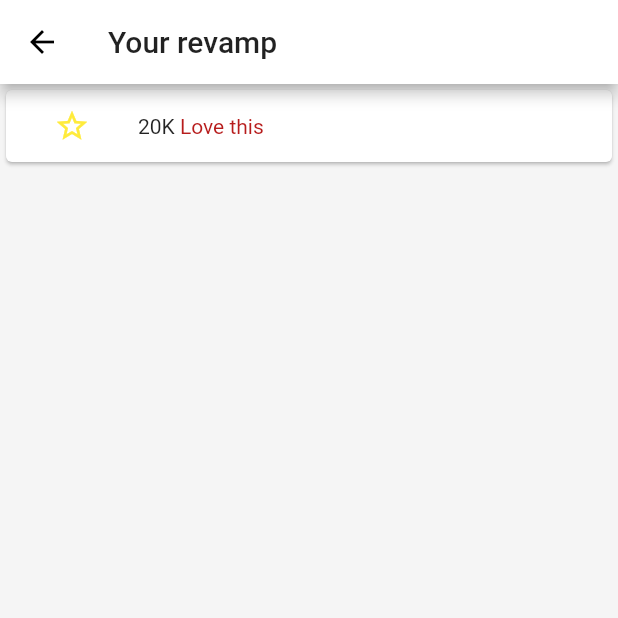
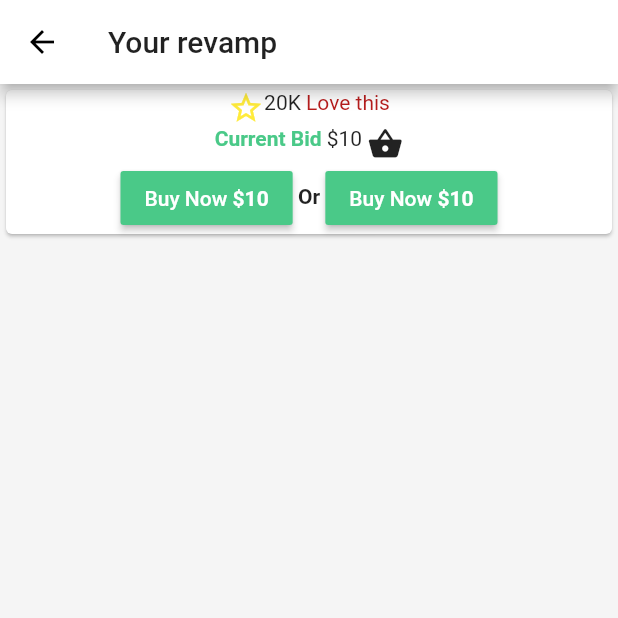
Before and after one commit to DR-DinoMight/revamp_flutter, a Flutter app: the ItemScreen screen opened directly, on a phone screen of 412 x 824 dp, the top half of it. Run offline on Flutter 3.47's test engine with Material 2 defaults, Android fonts, the phone set to English and light mode, and no system bars.

Commit message:
Started work on the layout

```diff
--- a/lib/screens/item.dart
+++ b/lib/screens/item.dart
@@ -33,17 +33,12 @@ class _ItemScreenState extends State<ItemScreen> {
               body: Center(
                 child: Column(
                   children: <Widget>[
-                    Row(
+                    Center(
+                      child: Wrap(
                         children: [
-                        FlatButton(
-                          child: Icon(
+                          Icon(
                             _icon,
                             color: Colors.yellow,
-                          ),
-                          onPressed: () {
-                            toggleIcons();
-                          },
-                          padding: EdgeInsets.only(right: 0),
                           ),
                           Text('20K'),
                           Text(
@@ -52,8 +47,70 @@ class _ItemScreenState extends State<ItemScreen> {
                           )
                         ],
                       ),
+                    ),
+                    Center(
+                      child: Wrap(
+                        children: [
+                          Text(
+                            'Current Bid',
+                            style: TextStyle(
+                              fontWeight: FontWeight.bold,
+                              color: RvColors.green,
+                            ),
+                          ),
+                          Text(" \$10 "),
+                          Icon(Icons.shopping_basket)
                         ],
                       ),
+                    ),
+                  ],
+                ),
+              ),
+              footer: Center(
+                child: Wrap(children: <Widget>[
+                  RaisedButton(
+                    child: Wrap(
+                      children: [
+                        Text("Buy Now",
+                            style: TextStyle(color: RvColors.white)),
+                        Text(
+                          " \$10",
+                          style: TextStyle(
+                              fontWeight: FontWeight.bold,
+                              color: RvColors.white),
+                        )
+                      ],
+                    ),
+                    color: RvColors.green,
+                    onPressed: () {
+                      print('hello');
+                    },
+                  ),
+                  Padding(
+                    child: Text(
+                      " Or ",
+                      style: TextStyle(fontWeight: FontWeight.bold),
+                    ),
+                    padding: EdgeInsets.symmetric(vertical: 15),
+                  ),
+                  RaisedButton(
+                      child: Wrap(
+                        children: [
+                          Text("Buy Now",
+                              style: TextStyle(color: RvColors.white)),
+                          Text(
+                            " \$10",
+                            style: TextStyle(
+                                fontWeight: FontWeight.bold,
+                                color: RvColors.white),
+                          )
+                        ],
+                      ),
+                      color: RvColors.green,
+                      onPressed: () {
+                        print('hello');
+                      }),
+                ]),
               ),
             )
           ],
```
Also changed, not shown: 1 other file. Lines whose indentation alone changed are shown as unchanged.
